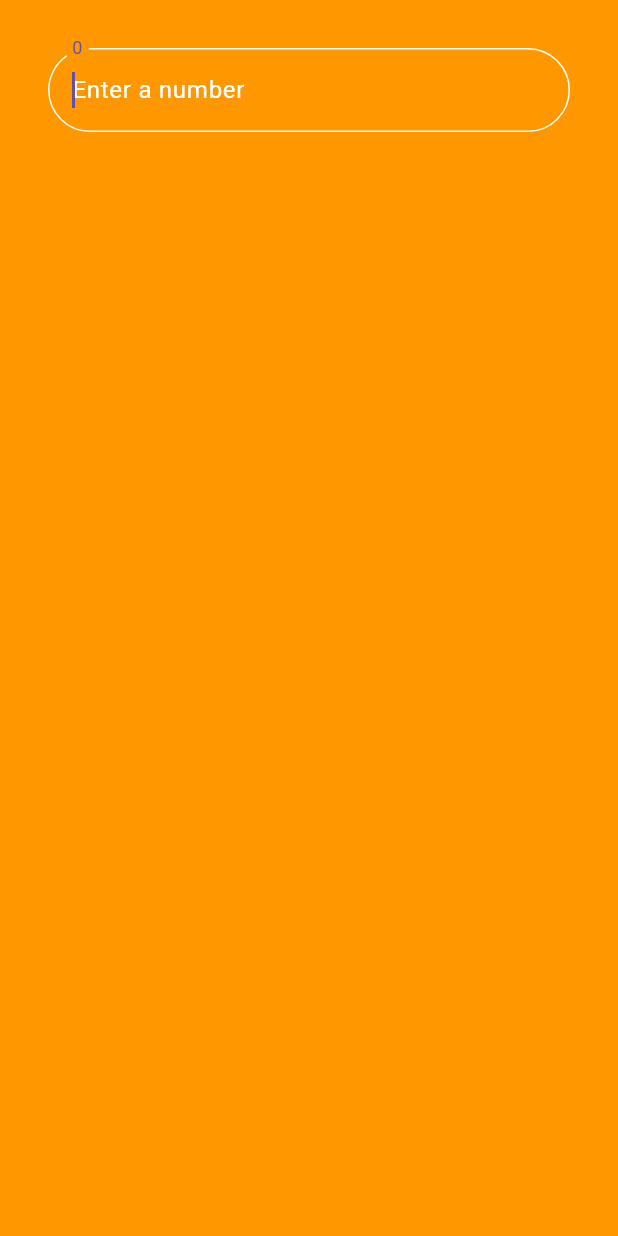
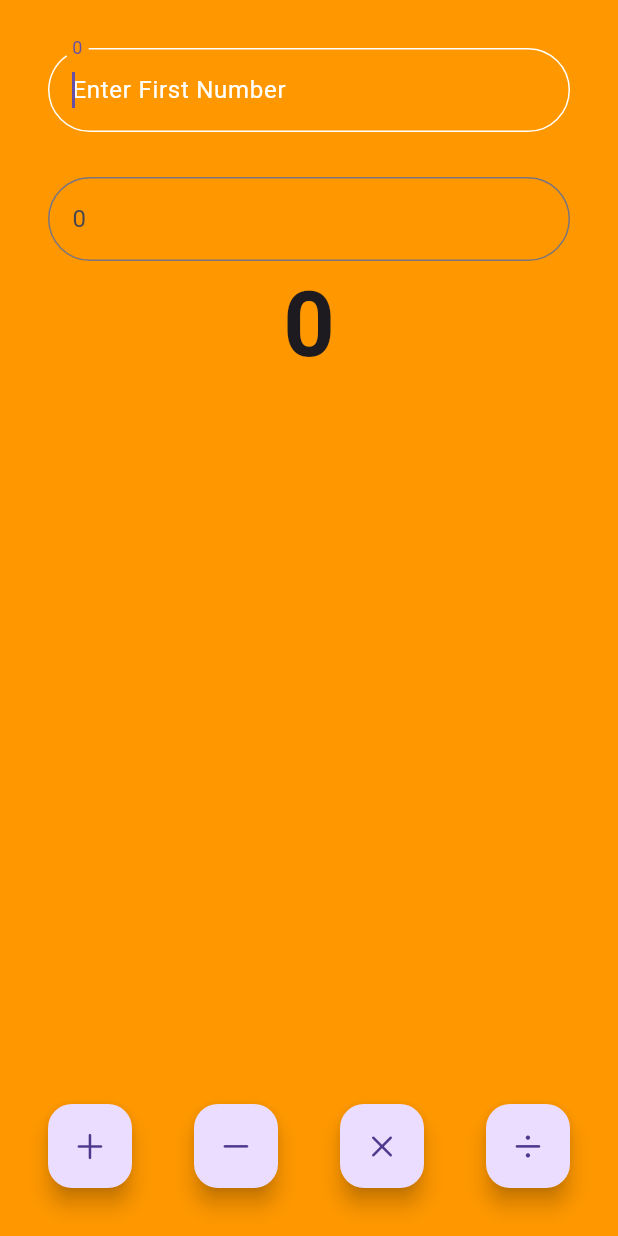
Before and after one commit to shishupaltech/flutterlearning, a Flutter app: the screen it shows after launch, on a phone screen of 412 x 824 dp. Run offline on Flutter 3.47's test engine with Material 3 defaults, Android fonts, the phone set to English and light mode, and no system bars.

Commit message:
button and inputs maked

```diff
--- a/lib/views/calculator_view.dart
+++ b/lib/views/calculator_view.dart
@@ -1,3 +1,4 @@
+import 'package:flutter/cupertino.dart';
 import 'package:flutter/material.dart';
 
 class CalculatorVIEW extends StatelessWidget {
@@ -6,11 +7,56 @@ class CalculatorVIEW extends StatelessWidget {
   @override
   Widget build(BuildContext context) {
     return Padding(
-      padding: const EdgeInsets.all(32.0),
+      padding: EdgeInsets.all(32.0),
       child: Column(
         children: [
           // calculator display
-          TextField(
+          const DisplayOne(hint: "Enter First Number"),
+          const SizedBox(
+            height: 30,
+          ),
+          const DisplayOne(hint: "Enter Second Number"),
+          const Text(
+            "0",
+            style: TextStyle(fontSize: 60, fontWeight: FontWeight.bold),
+          ),
+          const Spacer(),
+
+          Row(
+            mainAxisAlignment: MainAxisAlignment.spaceBetween,
+            children: [
+              FloatingActionButton(
+                onPressed: () {},
+                child: const Icon(CupertinoIcons.add),
+              ),
+              FloatingActionButton(
+                onPressed: () {},
+                child: const Icon(CupertinoIcons.minus),
+              ),
+              FloatingActionButton(
+                onPressed: () {},
+                child: const Icon(CupertinoIcons.multiply),
+              ),
+              FloatingActionButton(
+                onPressed: () {},
+                child: const Icon(CupertinoIcons.divide),
+              ),
+            ],
+          )
+          // expand
+          // button
+        ],
+      ),
+    );
+  }
+}
+
+class DisplayOne extends StatelessWidget {
+  const DisplayOne({super.key, this.hint = "Enter a Number"});
+  final String? hint;
+  @override
+  Widget build(BuildContext context) {
+    return TextField(
       keyboardType: TextInputType.number,
       autofocus: true,
       decoration: InputDecoration(
@@ -26,15 +72,10 @@ class CalculatorVIEW extends StatelessWidget {
               ),
               borderRadius: BorderRadius.circular(30)),
           labelText: "0",
-                hintText: "Enter a number",
+          hintText: hint,
           hintStyle: const TextStyle(
             color: Colors.white,
           )),
-          ),
-          // expand
-          // button
-        ],
-      ),
     );
   }
 }
```
Lines whose indentation alone changed are shown as unchanged.
